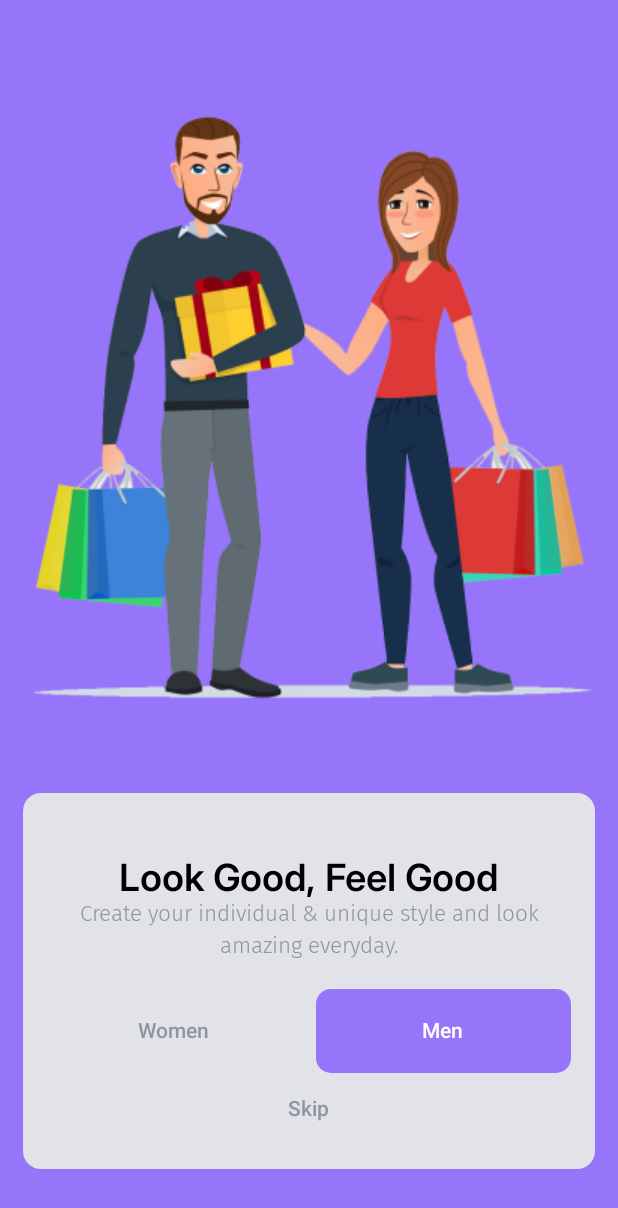
After one commit to ahuamana/StylistEccommerceApp, an Android app built with Jetpack Compose: the composable OnboardingScreen shown on its own in the app's theme, on a phone screen of 412 x 824 dp. The commit adds this screen. Shown: the top 1208 px of the screen. Run offline under Robolectric (Android 15) with nearby library versions, the phone set to English and light mode, and no system bars.

Commit message:
if applied this will create feature onboarding screen

```diff
--- /dev/null
+++ b/app/src/main/java/com/ahuaman/stylistecommerceapp/screens/OnboardingScreen.kt
@@ -0,0 +1,177 @@
+package com.ahuaman.stylistecommerceapp.screens
+
+import androidx.compose.foundation.Image
+import androidx.compose.foundation.background
+import androidx.compose.foundation.gestures.scrollable
+import androidx.compose.foundation.layout.Box
+import androidx.compose.foundation.layout.Column
+import androidx.compose.foundation.layout.Row
+import androidx.compose.foundation.layout.Spacer
+import androidx.compose.foundation.layout.fillMaxSize
+import androidx.compose.foundation.layout.fillMaxWidth
+import androidx.compose.foundation.layout.height
+import androidx.compose.foundation.layout.padding
+import androidx.compose.foundation.layout.width
+import androidx.compose.foundation.rememberScrollState
+import androidx.compose.foundation.shape.RoundedCornerShape
+import androidx.compose.foundation.verticalScroll
+import androidx.compose.material3.Button
+import androidx.compose.material3.ButtonDefaults
+import androidx.compose.material3.Card
+import androidx.compose.material3.Text
+import androidx.compose.runtime.Composable
+import androidx.compose.runtime.getValue
+import androidx.compose.runtime.mutableStateOf
+import androidx.compose.runtime.remember
+import androidx.compose.runtime.setValue
+import androidx.compose.ui.Alignment
+import androidx.compose.ui.Modifier
+import androidx.compose.ui.graphics.Brush
+import androidx.compose.ui.graphics.Color
+import androidx.compose.ui.res.painterResource
+import androidx.compose.ui.text.TextStyle
+import androidx.compose.ui.text.font.Font
+import androidx.compose.ui.text.font.FontFamily
+import androidx.compose.ui.text.font.FontWeight
+import androidx.compose.ui.text.style.TextAlign
+import androidx.compose.ui.tooling.preview.Preview
+import androidx.compose.ui.unit.dp
+import androidx.compose.ui.unit.sp
+import com.ahuaman.stylistecommerceapp.R
+
+@Composable
+fun OnboardingScreen(modifier: Modifier = Modifier) {
+
+    val painter = painterResource(id = R.drawable.shopping_persons)
+
+    val brush = Brush.verticalGradient(
+        colors = listOf(
+            Color(0xFF9775FA),
+            Color(0xFF9775FA)
+        )
+    )
+
+    Box(modifier = modifier.background(brush = brush)) {
+        Column(modifier = Modifier.fillMaxSize().verticalScroll(
+            state = rememberScrollState()
+        )) {
+            Spacer(modifier = Modifier.height(35.dp))
+            Image(
+                painter = painter,
+                contentDescription = null,
+                modifier = Modifier
+                    .fillMaxWidth()
+                    .height(468.dp)
+            )
+            Spacer(modifier = Modifier.height(10.dp))
+            Column(modifier = Modifier.fillMaxWidth().padding(15.dp)) {
+                CustomCardOnboarding()
+            }
+        }
+    }
+}
+
+@Composable
+fun CustomCardOnboarding(modifier: Modifier = Modifier) {
+
+    var selectedOption by remember { mutableStateOf(1) }
+
+    Card() {
+        Column(modifier = Modifier.padding(16.dp), horizontalAlignment = Alignment.CenterHorizontally) {
+            Spacer(modifier = Modifier.height(25.dp))
+            Text(
+                text = "Look Good, Feel Good",
+                color = Color.Black,
+                style = TextStyle(
+                    fontSize = 25.sp,
+                    lineHeight = 27.5.sp,
+                    fontFamily = FontFamily(Font(R.font.inter_semibold)),
+                    fontWeight = FontWeight(400)
+                )
+            )
+            Text(
+                modifier = Modifier.align(Alignment.CenterHorizontally),
+                textAlign = TextAlign.Center,
+                text = "Create your individual & unique style and look amazing everyday.",
+                color = Color(0xFF8F959E),
+                style = TextStyle(
+                    fontSize = 15.sp,
+                    lineHeight = 21.sp,
+                    fontFamily = FontFamily(Font(R.font.fira_san_light)),
+                    fontWeight = FontWeight(400)
+            ))
+            Spacer(modifier = Modifier.height(20.dp))
+            CustomButtonSingleSelection(
+                modifier = Modifier.fillMaxWidth(),
+                text1 = "Women",
+                text2 = "Men",
+                selected = selectedOption,
+                onSelected = { selected ->
+                    selectedOption = selected
+                }
+            )
+            Button(
+                onClick = {},
+                colors = ButtonDefaults.buttonColors(containerColor = Color.Transparent)) {
+                Text(text = "Skip", color = Color(0xFF8F959E))
+            }
+        }
+    }
+}
+
+//Create un horizontal button single selection between 2 buttons, must change when selected the background color
+
+@Composable
+fun CustomButtonSingleSelection(
+    modifier: Modifier = Modifier,
+    text1: String,
+    text2: String,
+    selected: Int,
+    onSelected: (Int) -> Unit
+) {
+
+    Row(modifier = modifier) {
+        Button(
+            modifier = Modifier.weight(1f),
+            shape = RoundedCornerShape(10.dp),
+            onClick = { onSelected(0) },
+            colors = ButtonDefaults.buttonColors(
+                containerColor = if (selected == 0) Color(0xFF9775FA) else Color.Transparent
+            )
+        ) {
+            Text(
+                modifier = Modifier.padding(top = 10.dp, bottom = 10.dp),
+                text = text1,
+                color = if (selected == 0) Color.White else Color(0xFF8F959E))
+        }
+        Spacer(modifier = Modifier.width(10.dp))
+        Button(
+            modifier = Modifier.weight(1f),
+            shape = RoundedCornerShape(10.dp),
+            onClick = { onSelected(1) },
+            colors = ButtonDefaults.buttonColors(
+                containerColor = if (selected == 1) Color(0xFF9775FA) else Color.Transparent
+            )
+        ) {
+            Text(
+                modifier = Modifier.padding(top = 10.dp, bottom = 10.dp),
+                text = text2,
+                color = if (selected == 1) Color.White else Color(0xFF8F959E),
+            )
+        }
+    }
+}
+
+
+@Preview
+@Composable
+private fun CustomCardOnboardingPreview() {
+    CustomCardOnboarding()
+}
+
+
+@Preview
+@Composable
+private fun OnboardingScreenPreview() {
+    OnboardingScreen(modifier = Modifier.fillMaxSize())
+}
--- a/app/src/main/java/com/ahuaman/stylistecommerceapp/screens/SplashScreen.kt
+++ b/app/src/main/java/com/ahuaman/stylistecommerceapp/screens/SplashScreen.kt
@@ -40,8 +40,6 @@ fun SplashScreen() {
         ) {
 
 
-        KeyStore
-
         Image(
             modifier = Modifier
                 .height(222.dp)
```
Also changed, not shown: app/src/main/ic_shopping_persons-playstore.png (added), app/src/main/res/drawable/shopping_persons.png (added), app/src/main/res/font/fira_san_light.ttf (added), app/src/main/res/font/fira_sans_bold.ttf (added), app/src/main/res/font/inter_bold.ttf (added), app/src/main/res/font/inter_light.ttf (added), app/src/main/res/font/inter_regular.ttf (added), app/src/main/res/font/inter_semibold.ttf (added).
